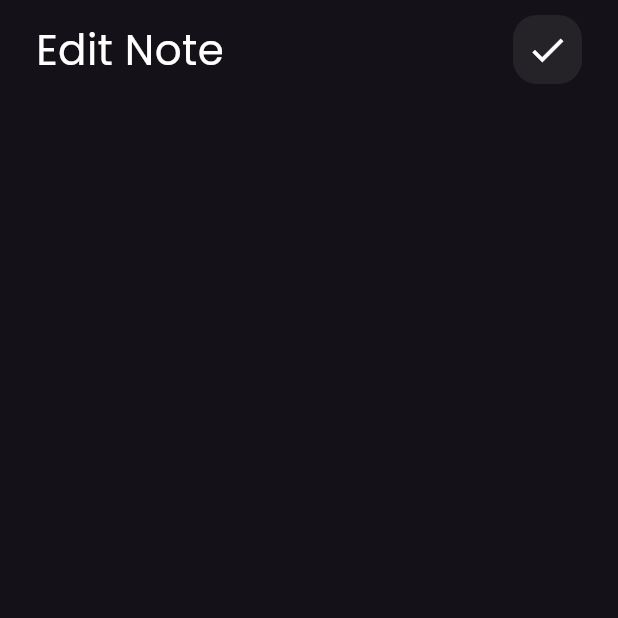
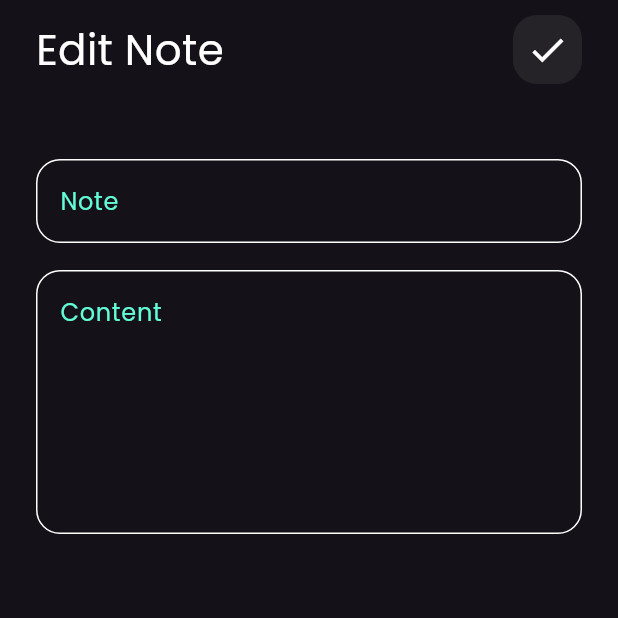
Before and after one commit to Moamed1010/note_app, a Flutter app: the EditNoteView screen opened directly, on a phone screen of 412 x 824 dp, the top half of it. Run offline on Flutter 3.47's test engine with Material 3 defaults, Android fonts, the phone set to English and light mode, and no system bars; our stand-ins replace font_awesome_flutter.

Commit message:
edit note view ui done

```diff
--- a/lib/Views/widgets/add_note_botton_sheet.dart
+++ b/lib/Views/widgets/add_note_botton_sheet.dart
@@ -14,9 +14,9 @@ class AddNoteButtonSheet extends StatelessWidget {
         child: Column(
           children: const [
             SizedBox(height: 20),
-            CussomTextField(hint: 'Title'),
+            CustomTextField(hint: 'Title'),
             SizedBox(height: 20),
-            CussomTextField(hint: 'Content', maxline: 6),
+            CustomTextField(hint: 'Content', maxline: 6),
             SizedBox(height:100),
             CustomButton(),
             SizedBox(height: 16),
--- a/lib/Views/widgets/custom_search_icon.dart
+++ b/lib/Views/widgets/custom_search_icon.dart
@@ -6,7 +6,9 @@ class CustomSearchIcon extends StatelessWidget {
 final IconData icon;
   @override
   Widget build(BuildContext context) {
-    return Container(
+    return InkWell(
+      onTap: (){},
+      child: Container(
         height: 46,
         width: 46,
         decoration: BoxDecoration(
@@ -14,6 +16,7 @@ final IconData icon;
           borderRadius: BorderRadius.circular(16),
         ),
         child:  Center(child: Icon(icon, size: 28)),
+      ),
     );
   }
 }
--- a/lib/Views/widgets/custom_text_field.dart
+++ b/lib/Views/widgets/custom_text_field.dart
@@ -1,8 +1,8 @@
 import 'package:flutter/material.dart';
 import 'package:note_app/Constant.dart';
 
-class CussomTextField extends StatelessWidget {
-  const CussomTextField({super.key, required this.hint,  this.maxline=1});
+class CustomTextField extends StatelessWidget {
+  const CustomTextField({super.key, required this.hint,  this.maxline=1});
 
   final String hint;
   final int maxline;
--- a/lib/Views/widgets/edit_note_view_body.dart
+++ b/lib/Views/widgets/edit_note_view_body.dart
@@ -1,5 +1,6 @@
 import 'package:flutter/material.dart';
 import 'package:note_app/Views/widgets/custom_app_bar.dart';
+import 'package:note_app/Views/widgets/custom_text_field.dart';
 
 class EditNoteViewBody extends StatelessWidget {
   const EditNoteViewBody({super.key});
@@ -12,6 +13,11 @@ class EditNoteViewBody extends StatelessWidget {
         children: const  [
           SizedBox(height: 10,),
           CustomAppBar(title: 'Edit Note',icon: Icons.check,),
+          SizedBox(height: 50,),
+          CustomTextField(hint: "Note"),
+          SizedBox(height: 18,),
+          CustomTextField(hint: "Content",maxline: 6,)
+
         ],
 
       ),
```
Lines whose indentation alone changed are shown as unchanged.
